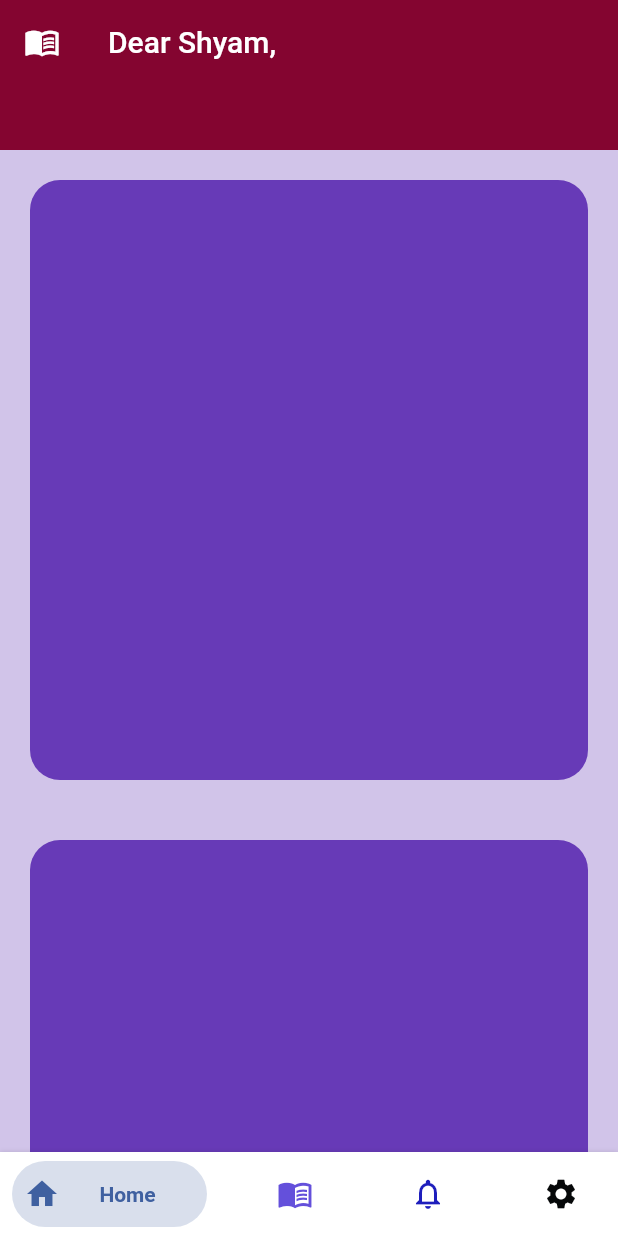
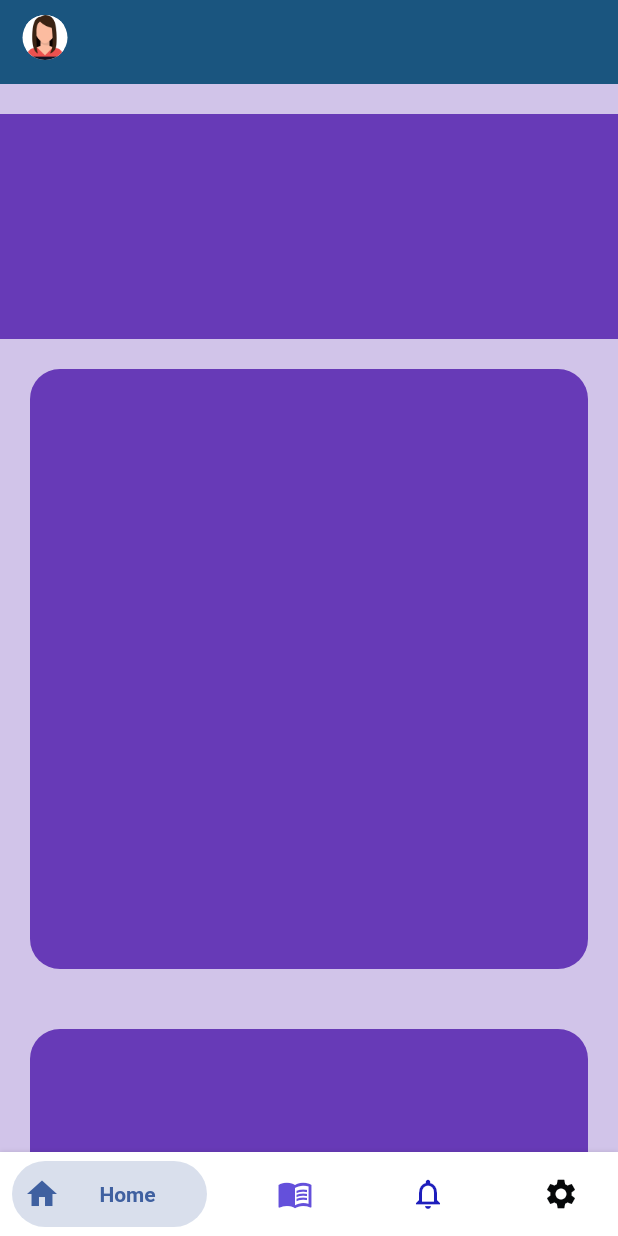
Before and after one commit to bhabanabhandari/the_bookapp, a Flutter app: the screen it shows after launch, after a tap on "LOGIN", on a phone screen of 412 x 824 dp. Run offline on Flutter 3.47's test engine with Material 2 defaults, Android fonts, the phone set to English and light mode, and no system bars; drawn by our look-alikes of bottom_navy_bar.

Commit message:
Initial commit

```diff
--- a/lib/screens/homepage.dart
+++ b/lib/screens/homepage.dart
@@ -30,23 +30,53 @@
     return Scaffold(
       body: CustomScrollView(slivers: [
         SliverAppBar(
+          floating: true,
+          // shape: RoundedRectangleBorder(
+          //   borderRadius: BorderRadius.vertical(
+          //     bottom: Radius.circular(30),
+          //   ),
+          // ),
           backgroundColor: Color.fromARGB(255, 26, 85, 127),
-          leading: Icon(Icons.menu_book),
-          title: Text("Dear Shyam,"),
-          expandedHeight: 100,
-          flexibleSpace: FlexibleSpaceBar(
-              background: Container(
-            color: Color.fromARGB(255, 132, 5, 48),
-          )),
+          leading: Padding(
+            padding: const EdgeInsets.only(left: 15.0, top: 10),
+            child: Container(
+              width: double.infinity,
+              child: Column(
+                children: [
+                  Row(
+                    mainAxisSize: MainAxisSize.max,
+                    mainAxisAlignment: MainAxisAlignment.spaceBetween,
+                    children: [
+                      Container(
+                        height: 30,
+                        width: 30,
+                        decoration: BoxDecoration(
+                          image: DecorationImage(
+                              image: AssetImage('assets/profile.png')),
+                          color: Colors.white,
+                          borderRadius: BorderRadius.circular(100),
+                        ),
+                      ),
+                      // Text('Dear User,')
+                    ],
+                  )
+                ],
+              ),
+            ),
+          ),
+          expandedHeight: 50,
+          flexibleSpace: FlexibleSpaceBar(background: Container()),
         ),
         SliverToBoxAdapter(
           child: Padding(
-            padding: EdgeInsets.all(20.0),
+            padding: EdgeInsets.only(top: 20.0),
             child: ClipRRect(
-              borderRadius: BorderRadius.circular(20),
-              child: Container(
-                height: 400,
-                color: Colors.deepPurple,
+              child: SingleChildScrollView(
+                scrollDirection: Axis.vertical,
+                child: Container(
+                  height: 150,
+                  color: Colors.deepPurple,
+                ),
               ),
             ),
           ),
--- a/lib/screens/splashscreen.dart
+++ b/lib/screens/splashscreen.dart
@@ -28,7 +28,10 @@
     return Scaffold(
       body: Center(
           child: Container(
-        color: Colors.blue,
+        height: 150,
+        width: 150,
+        decoration: BoxDecoration(
+            image: DecorationImage(image: AssetImage('assets/book.png.png'))),
       )),
     );
   }
```
Also changed, not shown: assets/book.png.png (added), assets/profile.png (added).
